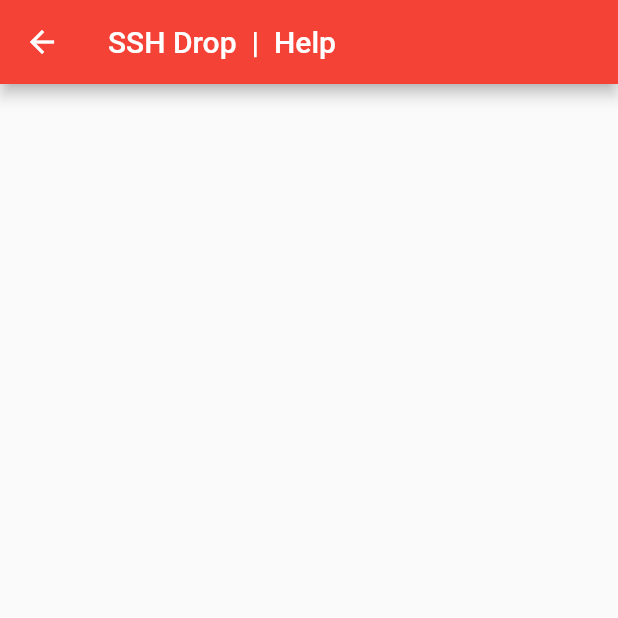
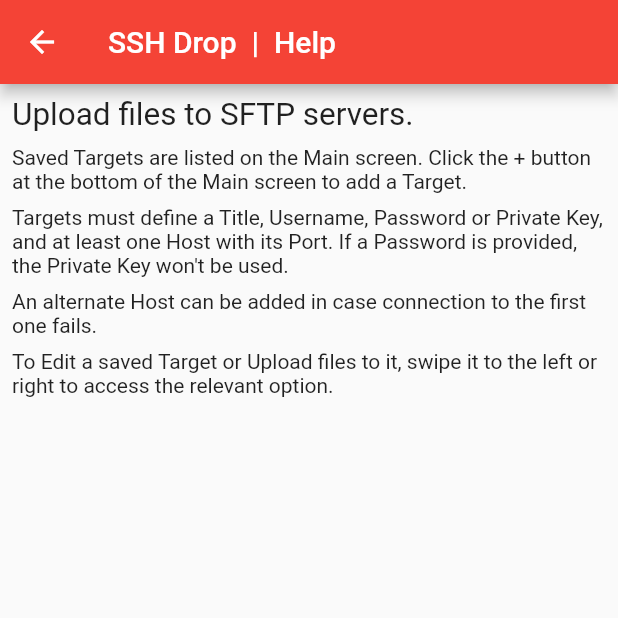
Before and after one commit to ImranR98/Tuma, a Flutter app: the HelpPage screen opened by its route, on a phone screen of 412 x 824 dp, the top half of it. Run offline on Flutter 3.47's test engine with Material 2 defaults, Android fonts, the phone set to English and light mode, and no system bars; our stand-ins replace file_picker, sqflite; missing offline and left inert: ssh; accounts and stored records are empty.

Commit message:
Added Help page

```diff
--- a/lib/main.dart
+++ b/lib/main.dart
@@ -29,7 +29,6 @@ class MyApp extends StatelessWidget {
 }
 
 /* TODO:
- - Help Page
  - Dark theme
  - App icon
 */
--- a/lib/screens/help.dart
+++ b/lib/screens/help.dart
@@ -1,4 +1,5 @@
 import 'package:flutter/material.dart';
+import 'package:path/path.dart';
 
 class HelpPage extends StatefulWidget {
   HelpPage({Key key}) : super(key: key);
@@ -14,7 +15,42 @@ class _HelpPageState extends State<HelpPage> {
       appBar: AppBar(
         title: Text('SSH Drop  |  Help'),
       ),
-      body: Column(),
+      body: Padding(
+        padding: EdgeInsets.all(8.0),
+        child: Column(
+          crossAxisAlignment: CrossAxisAlignment.start,
+          children: [
+            Text(
+              'Upload files to SFTP servers.',
+              textScaleFactor: 1.5,
+            ),
+            SizedBox(
+              height: 8,
+            ),
+            Text(
+              'Saved Targets are listed on the Main screen. Click the + button at the bottom of the Main screen to add a Target.',
+            ),
+            SizedBox(
+              height: 8,
+            ),
+            Text(
+              'Targets must define a Title, Username, Password or Private Key, and at least one Host with its Port. If a Password is provided, the Private Key won\'t be used.',
+            ),
+            SizedBox(
+              height: 8,
+            ),
+            Text(
+              'An alternate Host can be added in case connection to the first one fails.',
+            ),
+            SizedBox(
+              height: 8,
+            ),
+            Text(
+              'To Edit a saved Target or Upload files to it, swipe it to the left or right to access the relevant option.',
+            )
+          ],
+        ),
+      ),
     );
   }
 }
--- a/lib/screens/target.dart
+++ b/lib/screens/target.dart
@@ -136,9 +136,7 @@ class _TargetPageState extends State<TargetPage> {
                           TextFormField(
                             enabled: !this.disabled,
                             obscureText: true,
-                            decoration: InputDecoration(
-                                labelText:
-                                    'Password ${privatekeyController.text.isNotEmpty && passwordController.text.isEmpty ? " - Optional" : ""}'),
+                            decoration: InputDecoration(labelText: 'Password'),
                             controller: passwordController,
                             autocorrect: false,
                             validator: (value) {
@@ -153,7 +151,7 @@ class _TargetPageState extends State<TargetPage> {
                             enabled: !this.disabled,
                             decoration: InputDecoration(
                                 labelText:
-                                    'Private Key ${privatekeyController.text.isEmpty && passwordController.text.isNotEmpty ? " - Optional" : ""}'),
+                                    'Private Key ${privatekeyController.text.isEmpty && passwordController.text.isNotEmpty ? " - Not Used" : ""}'),
                             controller: privatekeyController,
                             validator: (value) {
                               if (value.isEmpty &&
```
Also changed, not shown: lib/screens/home.dart (+14 -0 lines).
